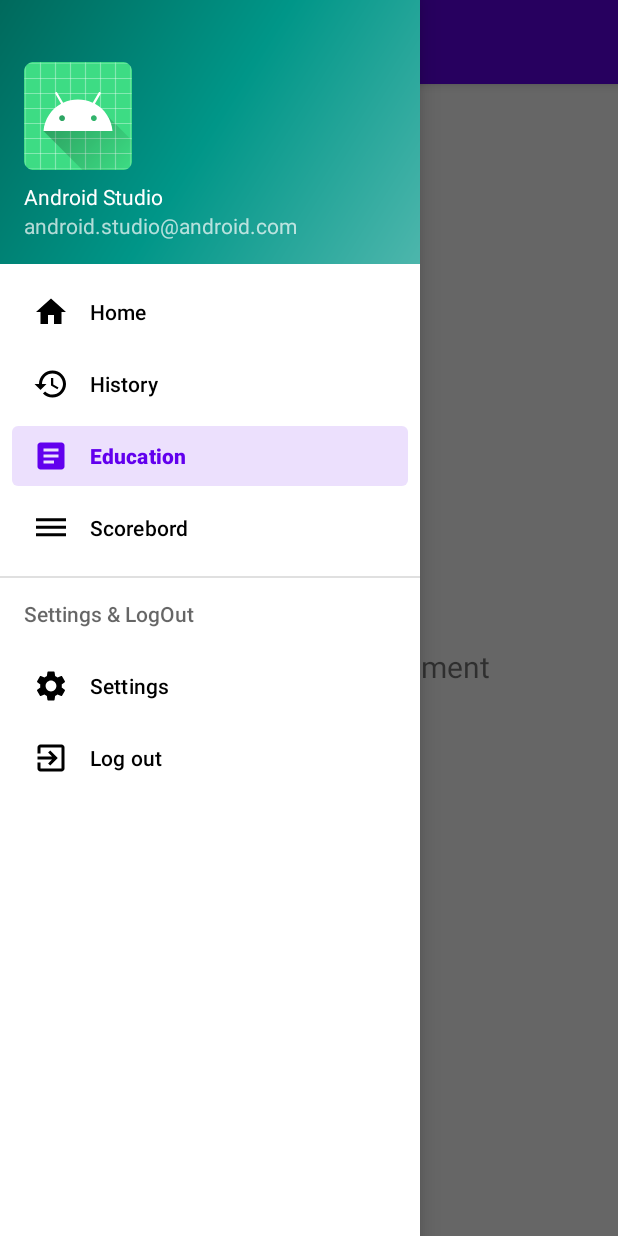
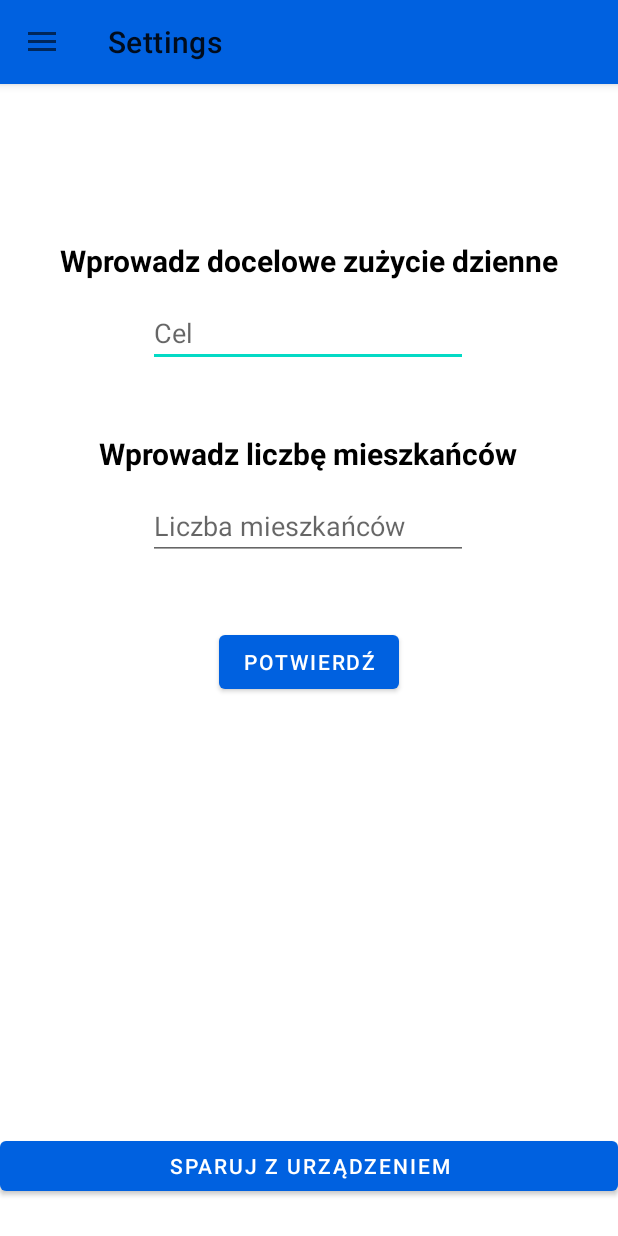
Before and after one commit to mkedziora/TapToSave, an Android app: the screen it shows after launch (MainActivity), in the side drawer, after a tap on "Settings", on a phone screen of 412 x 824 dp. Run offline under Robolectric (Android 15) with nearby library versions, the phone set to English and light mode, and no system bars; our stand-ins replace navigation-ui.

Commit message:
Created settings view

```diff
--- a/App/app/src/main/java/com/example/taptosave/MainActivity.kt
+++ b/App/app/src/main/java/com/example/taptosave/MainActivity.kt
@@ -30,7 +30,7 @@ class MainActivity : AppCompatActivity() {
         // Passing each menu ID as a set of Ids because each
         // menu should be considered as top level destinations.
         appBarConfiguration = AppBarConfiguration(setOf(
-                R.id.nav_home, R.id.nav_history, R.id.nav_education), drawerLayout)
+                R.id.nav_home, R.id.nav_history, R.id.nav_education, R.id.nav_settings), drawerLayout)
         setupActionBarWithNavController(navController, appBarConfiguration)
         navView.setupWithNavController(navController)
     }
--- /dev/null
+++ b/App/app/src/main/java/com/example/taptosave/ui/settings/SettingsFragment.kt
@@ -0,0 +1,62 @@
+package com.example.taptosave.ui.settings
+
+import android.app.Activity
+import android.os.Bundle
+import android.os.PersistableBundle
+import android.view.LayoutInflater
+import android.view.View
+import android.view.ViewGroup
+import androidx.fragment.app.Fragment
+import com.example.taptosave.R
+import android.widget.Button
+import android.widget.Toast
+import android.widget.EditText
+import androidx.appcompat.app.AppCompatActivity
+
+/*
+class SettingsFragment : AppCompatActivity(){
+
+    override fun onCreate(savedInstanceState: Bundle?) {
+        super.onCreate(savedInstanceState)
+        setContentView(R.layout.fragment_settings)
+
+        val button = findViewById<Button>(R.id.buttonConfirm)
+        val buttonConnect = findViewById<Button>(R.id.buttonConnect)
+        val edit = findViewById<EditText>(R.id.editTextInhabitants)
+        val editTarget = findViewById<EditText>(R.id.editTextTarget)
+
+        button.setOnClickListener {
+            Toast.makeText(this,"Powodzenia!", Toast.LENGTH_LONG).show();
+            edit.text.clear()
+            editTarget.text.clear()
+        }
+        buttonConnect.setOnClickListener {
+            Toast.makeText(this, "Brak urządzeń w zasięgu", Toast.LENGTH_SHORT).show()
+        }
+    }
+}
+*/
+
+class SettingsFragment: Fragment() {
+    override fun onCreateView(
+        inflater: LayoutInflater,
+        container: ViewGroup?,
+        savedInstanceState: Bundle?
+    ): View? {
+        val root = inflater.inflate(R.layout.fragment_settings, container, false)
+
+        val button = view?.findViewById<Button>(R.id.buttonConfirm)
+        val buttonConnect = view?.findViewById<Button>(R.id.buttonConnect)
+        val edit = view?.findViewById<EditText>(R.id.editTextInhabitants)
+        val editTarget = view?.findViewById<EditText>(R.id.editTextTarget)
+         button?.setOnClickListener {
+            Toast.makeText(getActivity(),"Powodzenia!", Toast.LENGTH_LONG).show();
+            edit!!.setText("")
+            editTarget!!.setText("")
+            }
+
+
+
+        return root
+    }
+}
--- a/App/app/src/main/res/layout/app_bar_main.xml
+++ b/App/app/src/main/res/layout/app_bar_main.xml
@@ -9,14 +9,14 @@
     <com.google.android.material.appbar.AppBarLayout
         android:layout_width="match_parent"
         android:layout_height="wrap_content"
-        android:theme="@style/Theme.TapToSave.AppBarOverlay">
+        >
 
         <androidx.appcompat.widget.Toolbar
             android:id="@+id/toolbar"
             android:layout_width="match_parent"
             android:layout_height="?attr/actionBarSize"
             android:background="?attr/colorPrimary"
-            app:popupTheme="@style/Theme.TapToSave.PopupOverlay" />
+             />
 
     </com.google.android.material.appbar.AppBarLayout>
 
--- /dev/null
+++ b/App/app/src/main/res/layout/fragment_settings.xml
@@ -0,0 +1,81 @@
+<?xml version="1.0" encoding="utf-8"?>
+<androidx.constraintlayout.widget.ConstraintLayout xmlns:android="http://schemas.android.com/apk/res/android"
+    xmlns:app="http://schemas.android.com/apk/res-auto"
+    xmlns:tools="http://schemas.android.com/tools"
+    android:layout_width="match_parent"
+    android:layout_height="match_parent"
+    tools:context=".ui.settings.SettingsFragment">
+
+    <EditText
+        android:id="@+id/editTextTarget"
+        android:layout_width="wrap_content"
+        android:layout_height="wrap_content"
+        android:layout_marginTop="12dp"
+        android:ems="10"
+        android:hint="Cel"
+        android:inputType="textPersonName"
+        app:layout_constraintEnd_toEndOf="parent"
+        app:layout_constraintHorizontal_bias="0.497"
+        app:layout_constraintStart_toStartOf="parent"
+        app:layout_constraintTop_toBottomOf="@+id/textViewTarget" />
+
+    <TextView
+        android:id="@+id/textViewTarget"
+        android:layout_width="wrap_content"
+        android:layout_height="wrap_content"
+        android:layout_marginTop="104dp"
+        android:text="Wprowadz docelowe zużycie dzienne"
+        android:textColor="#000000"
+        android:textSize="20sp"
+        android:textStyle="bold"
+        app:layout_constraintEnd_toEndOf="parent"
+        app:layout_constraintStart_toStartOf="parent"
+        app:layout_constraintTop_toTopOf="parent" />
+
+    <TextView
+        android:id="@+id/textViewInhabitants"
+        android:layout_width="wrap_content"
+        android:layout_height="wrap_content"
+        android:layout_marginTop="44dp"
+        android:text="Wprowadz liczbę mieszkańców"
+        android:textColor="#FF000000"
+        android:textSize="20sp"
+        android:textStyle="bold"
+        app:layout_constraintEnd_toEndOf="parent"
+        app:layout_constraintHorizontal_bias="0.497"
+        app:layout_constraintStart_toStartOf="parent"
+        app:layout_constraintTop_toBottomOf="@+id/editTextTarget" />
+
+    <EditText
+        android:id="@+id/editTextInhabitants"
+        android:layout_width="wrap_content"
+        android:layout_height="wrap_content"
+        android:layout_marginTop="12dp"
+        android:ems="10"
+        android:hint="Liczba mieszkańców"
+        android:inputType="textPersonName"
+        app:layout_constraintEnd_toEndOf="parent"
+        app:layout_constraintHorizontal_bias="0.497"
+        app:layout_constraintStart_toStartOf="parent"
+        app:layout_constraintTop_toBottomOf="@+id/textViewInhabitants" />
+
+    <Button
+        android:id="@+id/buttonConfirm"
+        android:layout_width="wrap_content"
+        android:layout_height="wrap_content"
+        android:layout_marginTop="44dp"
+        android:text="Potwierdź"
+        app:layout_constraintEnd_toEndOf="parent"
+        app:layout_constraintStart_toStartOf="parent"
+        app:layout_constraintTop_toBottomOf="@+id/editTextInhabitants" />
+
+    <Button
+        android:id="@+id/buttonConnect"
+        android:layout_width="match_parent"
+        android:layout_height="45dp"
+        android:layout_marginBottom="24dp"
+        android:text="Sparuj z urządzeniem"
+        app:layout_constraintBottom_toBottomOf="parent"
+        tools:layout_editor_absoluteX="16dp" />
+
+</androidx.constraintlayout.widget.ConstraintLayout>
--- a/App/app/src/main/res/navigation/mobile_navigation.xml
+++ b/App/app/src/main/res/navigation/mobile_navigation.xml
@@ -12,10 +12,10 @@
         tools:layout="@layout/fragment_home" />
 
     <fragment
-        android:id="@+id/nav_history"
-        android:name="com.example.taptosave.ui.gallery.GalleryFragment"
-        android:label="@string/menu_gallery"
-        tools:layout="@layout/fragment_gallery" />
+        android:id="@+id/nav_settings"
+        android:name="com.example.taptosave.ui.settings.SettingsFragment"
+        android:label="Settings"
+        tools:layout="@layout/fragment_settings" />
 
     <fragment
         android:id="@+id/nav_education"
--- a/App/app/src/main/res/values-night/themes.xml
+++ /dev/null
@@ -1,16 +0,0 @@
-<resources xmlns:tools="http://schemas.android.com/tools">
-    <!-- Base application theme. -->
-    <style name="Theme.TapToSave" parent="Theme.MaterialComponents.DayNight.DarkActionBar">
-        <!-- Primary brand color. -->
-        <item name="colorPrimary">@color/purple_200</item>
-        <item name="colorPrimaryVariant">@color/purple_700</item>
-        <item name="colorOnPrimary">@color/black</item>
-        <!-- Secondary brand color. -->
-        <item name="colorSecondary">@color/teal_200</item>
-        <item name="colorSecondaryVariant">@color/teal_200</item>
-        <item name="colorOnSecondary">@color/black</item>
-        <!-- Status bar color. -->
-        <item name="android:statusBarColor" tools:targetApi="l">?attr/colorPrimaryVariant</item>
-        <!-- Customize your theme here. -->
-    </style>
-</resources>
--- a/App/app/src/main/res/values/themes.xml
+++ b/App/app/src/main/res/values/themes.xml
@@ -2,13 +2,13 @@
     <!-- Base application theme. -->
     <style name="Theme.TapToSave" parent="Theme.MaterialComponents.DayNight.DarkActionBar">
         <!-- Primary brand color. -->
-        <item name="colorPrimary">@color/purple_500</item>
-        <item name="colorPrimaryVariant">@color/purple_700</item>
+        <item name="colorPrimary">#0061E0</item>
+        <item name="colorPrimaryVariant">#5DA9E9</item>
         <item name="colorOnPrimary">@color/white</item>
         <!-- Secondary brand color. -->
         <item name="colorSecondary">@color/teal_200</item>
         <item name="colorSecondaryVariant">@color/teal_700</item>
-        <item name="colorOnSecondary">@color/black</item>
+        <item name="colorOnSecondary">@color/white</item>
         <!-- Status bar color. -->
         <item name="android:statusBarColor" tools:targetApi="l">?attr/colorPrimaryVariant</item>
         <!-- Customize your theme here. -->
@@ -19,7 +19,5 @@
         <item name="windowNoTitle">true</item>
     </style>
 
-    <style name="Theme.TapToSave.AppBarOverlay" parent="ThemeOverlay.AppCompat.Dark.ActionBar" />
-
     <style name="Theme.TapToSave.PopupOverlay" parent="ThemeOverlay.AppCompat.Light" />
 </resources>
```
Also changed, not shown: App/app/src/main/java/com/example/taptosave/ui/gallery/GalleryFragment.kt (deleted, +0 -31 lines), App/app/src/main/java/com/example/taptosave/ui/gallery/GalleryViewModel.kt (deleted, +0 -13 lines), App/app/src/main/res/layout/fragment_gallery.xml (deleted, +0 -22 lines).
